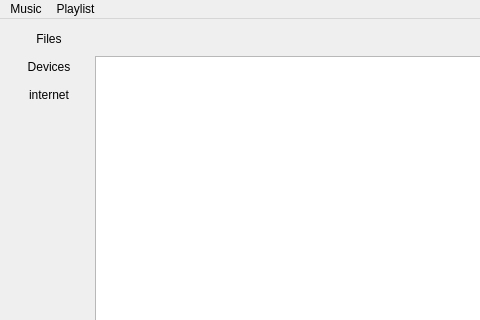
roga134/MusicPLayerQt, file MusicPLayer/main/musicplayer/musicplayerpage.ui: the form before one commit; both pictures show x 0 to 480 and y 0 to 320 of the 1002 by 600 pixel window.
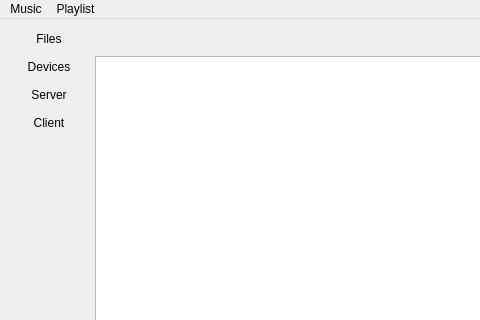
The form after the commit.

```diff
--- a/MusicPLayer/main/musicplayer/musicplayerpage.ui
+++ b/MusicPLayer/main/musicplayer/musicplayerpage.ui
@@ -47,7 +47,17 @@
       <item>
        <widget class="QPushButton" name="pushButton_internet">
         <property name="text">
-         <string>internet</string>
+         <string>Server</string>
+        </property>
+        <property name="flat">
+         <bool>true</bool>
+        </property>
+       </widget>
+      </item>
+      <item>
+       <widget class="QPushButton" name="pushButton_client">
+        <property name="text">
+         <string>Client</string>
         </property>
         <property name="flat">
          <bool>true</bool>
```
Left out of the diff: 2 changed lines with no effect on the pictures.
